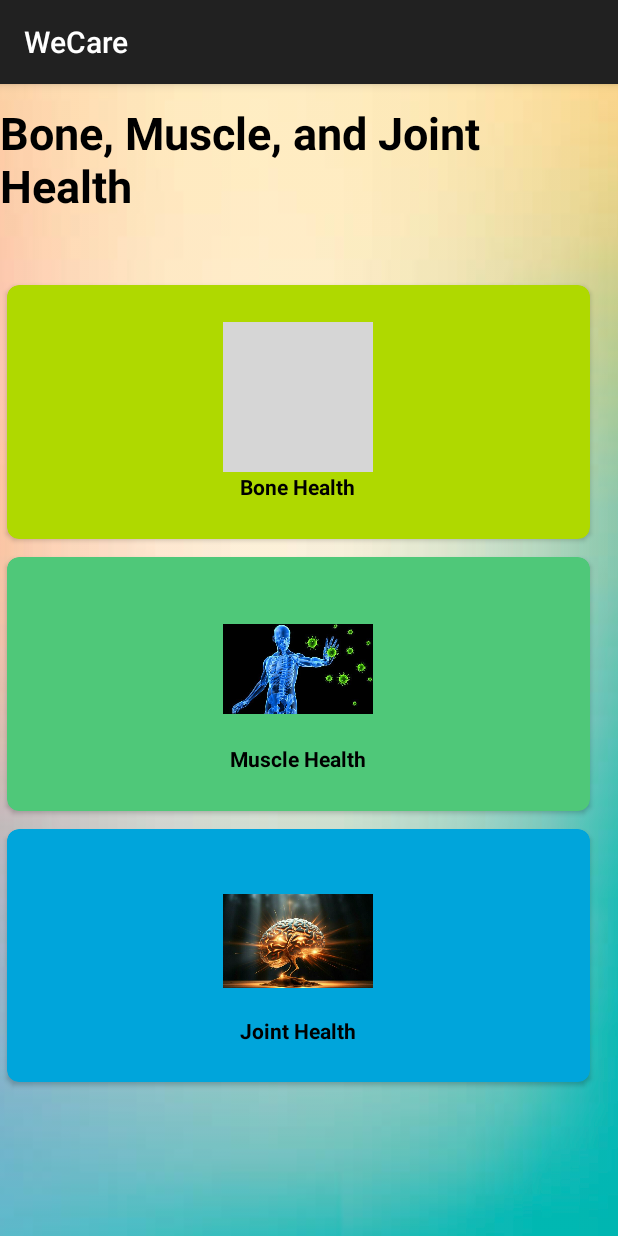
After one commit to krishnasmv/cs639-Team9, an Android app built with Jetpack Compose: the BoneMuscleJointHealth screen opened directly, with no data from a screen before it, on a phone screen of 412 x 824 dp. The commit adds this screen. Run offline under Robolectric (Android 15) with nearby library versions, the phone set to English and light mode, and no system bars; grey boxes are pictures that could not be loaded.

Commit message:
Bones and Joint navigation

```diff
--- /dev/null
+++ b/app/src/main/java/com/example/wecare/BoneMuscleJointHealth.kt
@@ -0,0 +1,40 @@
+package com.example.wecare
+
+import android.os.Bundle
+import androidx.activity.enableEdgeToEdge
+import androidx.appcompat.app.AppCompatActivity
+import androidx.core.view.ViewCompat
+import androidx.core.view.WindowInsetsCompat
+import android.content.Context
+import android.content.Intent
+
+import android.widget.Toast
+import androidx.cardview.widget.CardView
+
+class BoneMuscleJointHealth : AppCompatActivity() {
+    private lateinit var binding: GeneralSymptoms
+    override fun onCreate(savedInstanceState: Bundle?) {
+        super.onCreate(savedInstanceState)
+//        enableEdgeToEdge()
+        setContentView(R.layout.activity_bone_muscle_joint_health);
+//        val sharedPreferences = getSharedPreferences("shared_prefs", Context.MODE_PRIVATE)
+//        val username = sharedPreferences.getString("username","").toString();
+//        Toast.makeText(applicationContext,"welcome "+username, Toast.LENGTH_SHORT).show();
+
+        val bonecard: CardView = findViewById(R.id.bone)
+        bonecard.setOnClickListener {
+            startActivity(Intent(this, BoneHealth::class.java))
+        }
+
+        val musclecard: CardView = findViewById(R.id.muscle)
+            musclecard.setOnClickListener {
+            startActivity(Intent(this, MuscleHealth::class.java))
+        }
+
+        val jointcard: CardView = findViewById(R.id.joint)
+            jointcard.setOnClickListener {
+            startActivity(Intent(this, JointHealth::class.java))
+        }
+
+    }
+}
--- /dev/null
+++ b/app/src/main/res/layout/activity_bone_muscle_joint_health.xml
@@ -0,0 +1,146 @@
+<?xml version="1.0" encoding="utf-8"?>
+<androidx.constraintlayout.widget.ConstraintLayout xmlns:android="http://schemas.android.com/apk/res/android"
+    xmlns:app="http://schemas.android.com/apk/res-auto"
+    xmlns:tools="http://schemas.android.com/tools"
+    android:id="@+id/main"
+    android:layout_width="match_parent"
+    android:layout_height="match_parent"
+    android:background="@drawable/generalhealthbackgroundimage"
+    tools:context=".GeneralSymptoms">
+
+    <TextView
+        android:id="@+id/textView4"
+        android:layout_width="wrap_content"
+        android:layout_height="wrap_content"
+        android:layout_margin="12dp"
+        android:layout_marginHorizontal="50dp"
+        android:text="Bone, Muscle, and Joint Health"
+        android:textColor="@color/black"
+        android:textSize="30sp"
+        android:textStyle="bold"
+        app:layout_constraintEnd_toEndOf="parent"
+        app:layout_constraintStart_toStartOf="parent"
+        app:layout_constraintTop_toTopOf="parent" />
+
+    <GridLayout
+        android:id="@+id/gridlayout"
+        android:layout_width="398dp"
+        android:layout_height="543dp"
+        android:layout_margin="40dp"
+        android:columnCount="1"
+        android:rowCount="3"
+        app:layout_constraintTop_toBottomOf="@+id/textView4"
+        tools:layout_editor_absoluteX="7dp">
+
+        <androidx.cardview.widget.CardView
+            android:id="@+id/bone"
+            android:layout_width="10dp"
+            android:layout_height="10dp"
+            android:layout_row="0"
+            android:layout_rowWeight="1"
+            android:layout_column="0"
+            android:layout_columnWeight="1"
+            android:layout_gravity="fill"
+            android:elevation="8dp"
+            app:cardBackgroundColor="#afd900"
+            app:cardCornerRadius="8dp"
+            app:cardUseCompatPadding="true">
+
+            <LinearLayout
+                android:layout_width="wrap_content"
+                android:layout_height="wrap_content"
+                android:layout_gravity="center_vertical|center_horizontal"
+                android:gravity="center"
+                android:orientation="vertical">
+
+                <ImageView
+                    android:layout_width="100dp"
+                    android:layout_height="100dp"
+                    android:src="@drawable/energyandvitality" />
+
+                <TextView
+                    android:layout_width="wrap_content"
+                    android:layout_height="match_parent"
+                    android:text="Bone Health"
+                    android:textAlignment="center"
+                    android:textColor="@color/black"
+                    android:textStyle="bold" />
+            </LinearLayout>
+        </androidx.cardview.widget.CardView>
+
+        <androidx.cardview.widget.CardView
+            android:id="@+id/muscle"
+            android:layout_width="10dp"
+            android:layout_height="10dp"
+            android:layout_row="1"
+            android:layout_rowWeight="1"
+            android:layout_column="0"
+            android:layout_columnWeight="1"
+            android:layout_gravity="fill"
+            android:elevation="8dp"
+            app:cardBackgroundColor="#4fc879"
+            app:cardCornerRadius="8dp"
+            app:cardUseCompatPadding="true">
+
+            <LinearLayout
+                android:layout_width="wrap_content"
+                android:layout_height="wrap_content"
+                android:layout_gravity="center_vertical|center_horizontal"
+                android:gravity="center"
+                android:orientation="vertical">
+
+                <ImageView
+                    android:layout_width="100dp"
+                    android:layout_height="100dp"
+                    android:src="@drawable/immunesystem" />
+
+                <TextView
+                    android:layout_width="wrap_content"
+                    android:layout_height="match_parent"
+                    android:text="Muscle Health"
+                    android:textAlignment="center"
+                    android:textColor="@color/black"
+                    android:textStyle="bold" />
+            </LinearLayout>
+        </androidx.cardview.widget.CardView>
+
+        <androidx.cardview.widget.CardView
+            android:id="@+id/joint"
+            android:layout_width="10dp"
+            android:layout_height="10dp"
+            android:layout_row="2"
+            android:layout_rowWeight="1"
+            android:layout_column="0"
+            android:layout_columnWeight="1"
+            android:layout_gravity="fill"
+            android:elevation="8dp"
+            app:cardBackgroundColor="#00a5db"
+            app:cardCornerRadius="8dp"
+            app:cardUseCompatPadding="true">
+
+            <LinearLayout
+                android:layout_width="wrap_content"
+                android:layout_height="wrap_content"
+                android:layout_gravity="center_vertical|center_horizontal"
+                android:gravity="center"
+                android:orientation="vertical">
+
+                <ImageView
+                    android:layout_width="100dp"
+                    android:layout_height="100dp"
+                    android:src="@drawable/mentalandcognitivehealth" />
+
+                <TextView
+                    android:layout_width="wrap_content"
+                    android:layout_height="match_parent"
+                    android:text="Joint Health"
+                    android:textAlignment="center"
+                    android:textColor="@color/black"
+                    android:textStyle="bold" />
+            </LinearLayout>
+        </androidx.cardview.widget.CardView>
+
+
+    </GridLayout>
+
+</androidx.constraintlayout.widget.ConstraintLayout>
--- a/app/src/main/res/layout/activity_home.xml
+++ b/app/src/main/res/layout/activity_home.xml
@@ -169,7 +169,7 @@
                 <TextView
                     android:layout_width="wrap_content"
                     android:layout_height="match_parent"
-                    android:text="Eyes"
+                    android:text="Bone, Muscle, and Joint Health"
                     android:textAlignment="center"
                     android:textColor="@color/black"
                     android:textStyle="bold" />
```
Also changed, not shown: app/src/main/AndroidManifest.xml (+12 -0 lines), app/src/main/java/com/example/wecare/BoneHealth.kt (added, +38 -0 lines), app/src/main/java/com/example/wecare/HomeActivity.kt (+8 -0 lines), app/src/main/java/com/example/wecare/JointHealth.kt (added, +33 -0 lines), app/src/main/java/com/example/wecare/MuscleHealth.kt (added, +38 -0 lines), app/src/main/res/layout/activity_bone_health.xml (added, +30 -0 lines), app/src/main/res/layout/activity_joint_health.xml (added, +30 -0 lines), app/src/main/res/layout/activity_muscle_health.xml (added, +30 -0 lines).
